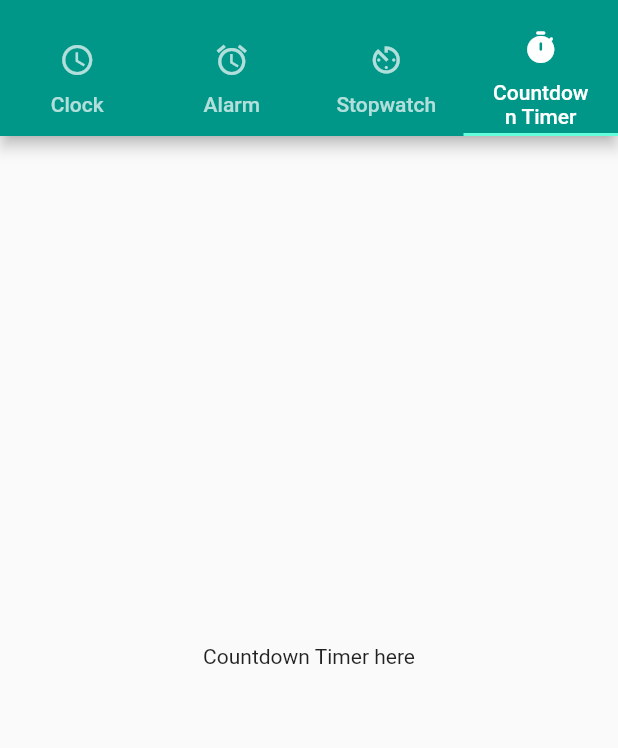
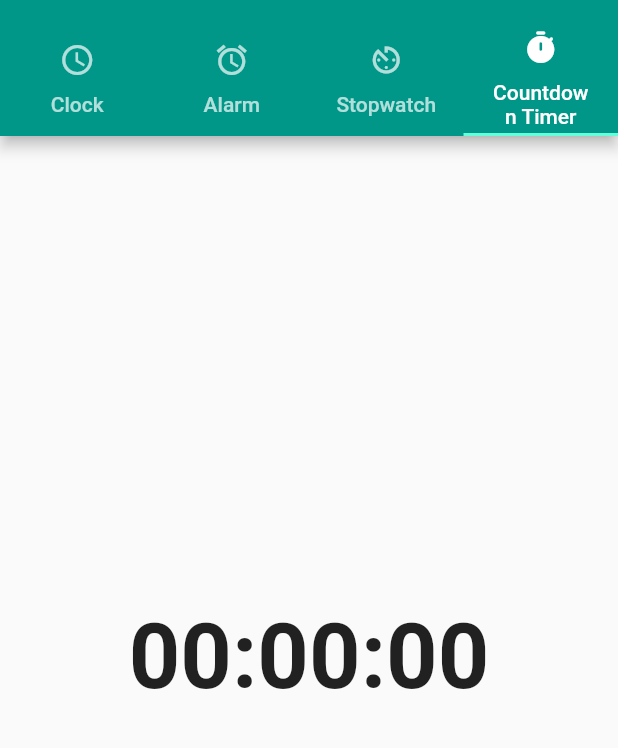
Before and after one commit to mjk22071998/flutter_alarm_clock, a Flutter app: the screen it shows after launch, tab 4 chosen, on a phone screen of 412 x 824 dp, the part 59-807 px from its top. Run offline on Flutter 3.47's test engine with Material 2 defaults, Android fonts, the phone set to English and light mode, and no system bars.

Commit message:
Timer text added

```diff
--- a/lib/tabs/timer.dart
+++ b/lib/tabs/timer.dart
@@ -10,8 +10,20 @@ class CountdownTimer extends StatefulWidget {
 class _CountdownTimerState extends State<CountdownTimer> {
   @override
   Widget build(BuildContext context) {
-    return const Center(
-      child: Text("Countdown Timer here"),
+    return Column(
+      children: const [
+        Expanded(
+          child: Center(
+            child: Text(
+              "00:00:00",
+              style: TextStyle(
+                fontSize: 60,
+                fontWeight: FontWeight.bold,
+              ),
+            ),
+          ),
+        ),
+      ],
     );
   }
 }
```
